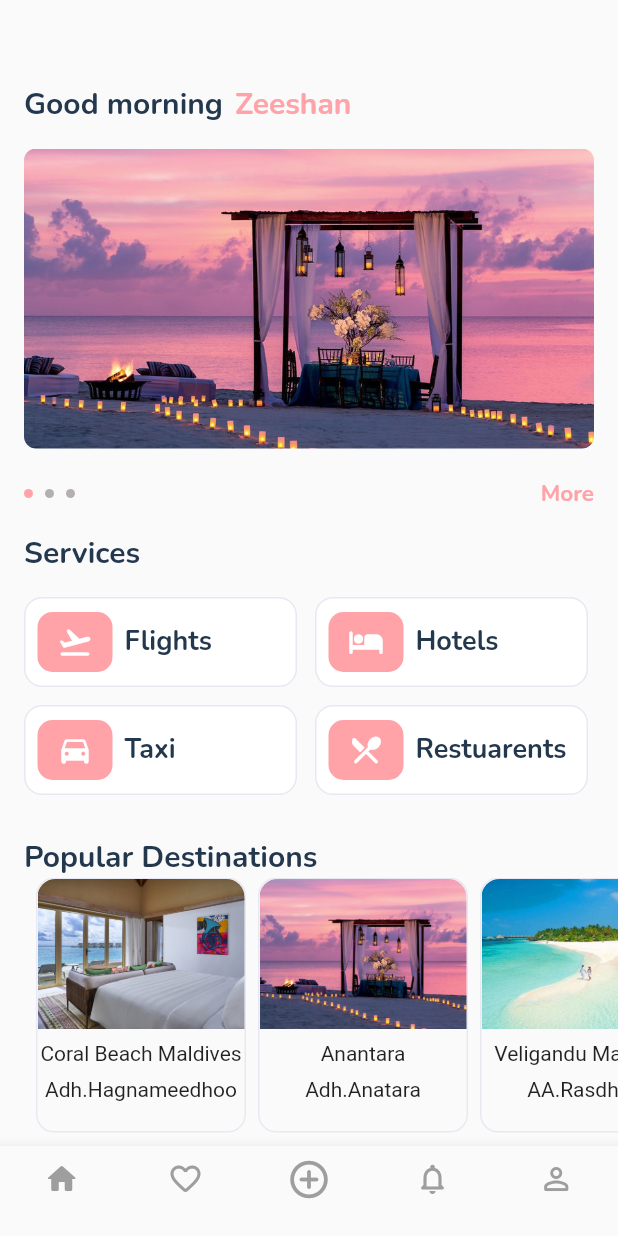
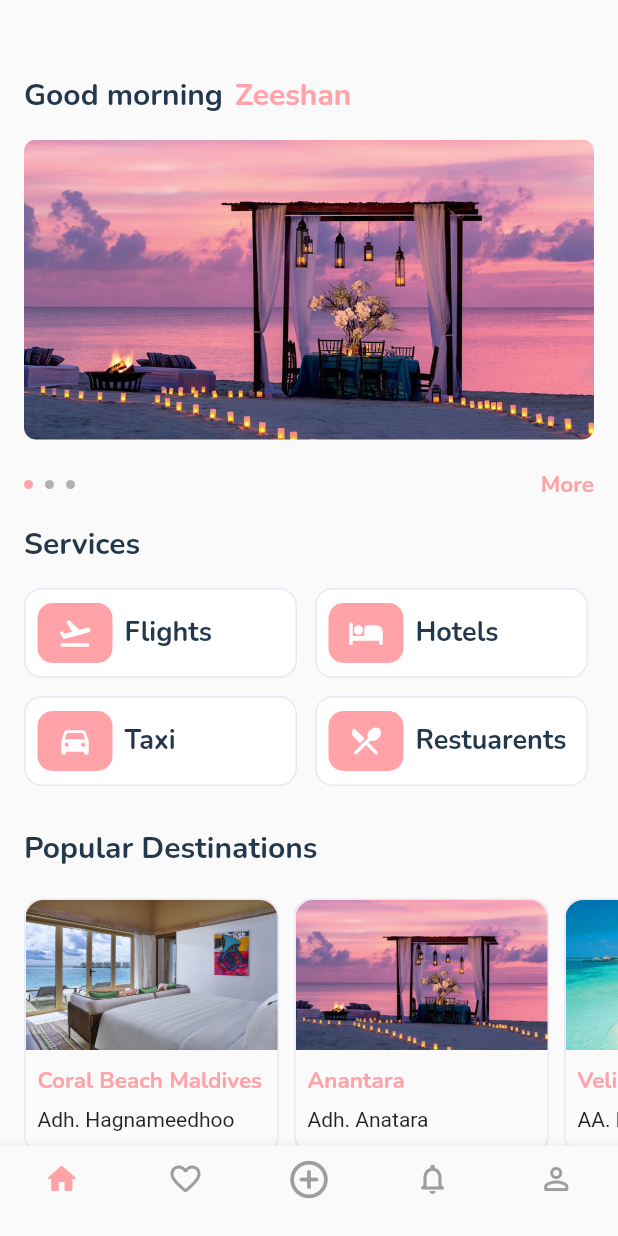
Before and after one commit to ibrahimzahir/travel_app, a Flutter app: the screen it shows after launch, on a phone screen of 412 x 824 dp. Run offline on Flutter 3.47's test engine with Material 2 defaults, Android fonts, the phone set to English and light mode, and no system bars; our stand-ins replace flutter_swiper, google_fonts.

Commit message:
final UI for home screen

```diff
--- a/lib/screens/home_screen.dart
+++ b/lib/screens/home_screen.dart
@@ -28,19 +28,20 @@ class _HomeScreenState extends State<HomeScreen> {
   @override
   Widget build(BuildContext context) {
     return Scaffold(
-      appBar: AppBar(
-        backgroundColor: tBackgroundColor,
-        elevation: 0,
-      ),
+      // appBar: AppBar(
+      //   backgroundColor: tBackgroundColor,
+      //   elevation: 0,
+      // ),
       bottomNavigationBar: BottomNavigationBarTravel(),
       body: SingleChildScrollView(
         child: Container(
+          padding: EdgeInsets.only(bottom: 20),
           child: ListView(
             shrinkWrap: true,
             physics: ClampingScrollPhysics(),
             children: [
               Padding(
-                padding: const EdgeInsets.only(left: 16.0, right: 16),
+                padding: const EdgeInsets.only(top: 50, left: 16.0, right: 16),
                 child: Row(
                   mainAxisAlignment: MainAxisAlignment.start,
                   children: [
@@ -323,17 +324,16 @@ class _HomeScreenState extends State<HomeScreen> {
                 ),
               ),
               Container(
-                height: 170,
+                height: 190,
                 child: ListView.builder(
                   itemCount: popDestinations.length,
-                  padding: EdgeInsets.only(left: 16, right: 16),
+                  padding: EdgeInsets.only(left: 16, right: 16, top: 20),
                   scrollDirection: Axis.horizontal,
                   itemBuilder: (contex, index) {
-                    return Padding(
-                      padding: const EdgeInsets.only(left: 8.0),
-                      child: Container(
-                        height: 170,
-                        width: 140,
+                    return Container(
+                      margin: EdgeInsets.only(right: 10),
+                      height: 190,
+                      width: 170,
                       decoration: BoxDecoration(
                         borderRadius: BorderRadius.circular(12),
                         border: Border.all(color: tBorderColor),
@@ -350,26 +350,33 @@ class _HomeScreenState extends State<HomeScreen> {
                             child: Image.asset(
                               popDestinations[index].image,
                               height: 100,
-                                width: 140,
+                              width: 170,
                               fit: BoxFit.cover,
                             ),
                           ),
-                            Column(
+                          Row(
+                            crossAxisAlignment: CrossAxisAlignment.start,
+                            mainAxisAlignment: MainAxisAlignment.start,
                             children: [
-                                Padding(
-                                  padding: const EdgeInsets.only(top: 8.0),
-                                  child:
-                                      Text(popDestinations[index].name ?? ''),
+                              Container(
+                                padding: EdgeInsets.only(
+                                  top: 10,
+                                  left: 8,
+                                  right: 4,
                                 ),
-                                Padding(
-                                  padding: const EdgeInsets.only(top: 8.0),
-                                  child:
+                                child: Column(
+                                  crossAxisAlignment: CrossAxisAlignment.start,
+                                  children: [
+                                    Text(popDestinations[index].name ?? '',
+                                        style: txtMoreStyle),
+                                    SizedBox(height: 8),
                                     Text(popDestinations[index].island ?? ''),
+                                  ],
+                                ),
                               ),
                             ],
                           )
                         ],
-                        ),
                       ),
                     );
                   },
--- a/lib/widgets/bottom_navigation_bar.dart
+++ b/lib/widgets/bottom_navigation_bar.dart
@@ -42,7 +42,7 @@ class _BottomNavigationBarTravelState extends State<BottomNavigationBarTravel> {
         BottomNavigationBarItem(
           icon: Icon(
             Icons.home_rounded,
-            color: tBottomNaviBar,
+            color: tbaseColor,
           ),
           label: '',
         ),
```
Also changed, not shown: lib/models/destinations_model.dart (+5 -5 lines). Lines whose indentation alone changed are shown as unchanged.
